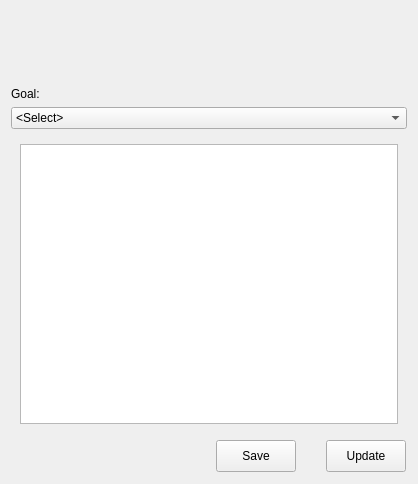
Old version of the form ui/Utilities.ui in the repository argenortega/AUI.
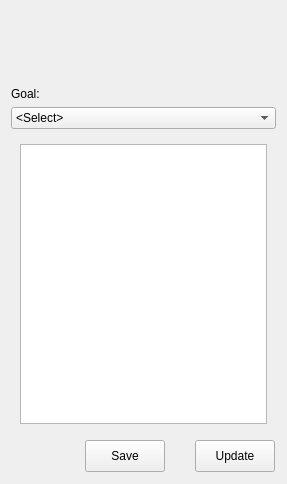
New version of the form.

Diff of the .ui file:
```diff
--- a/ui/Utilities.ui
+++ b/ui/Utilities.ui
@@ -6,7 +6,7 @@
    <rect>
     <x>0</x>
     <y>0</y>
-    <width>418</width>
+    <width>287</width>
     <height>484</height>
    </rect>
   </property>
```
